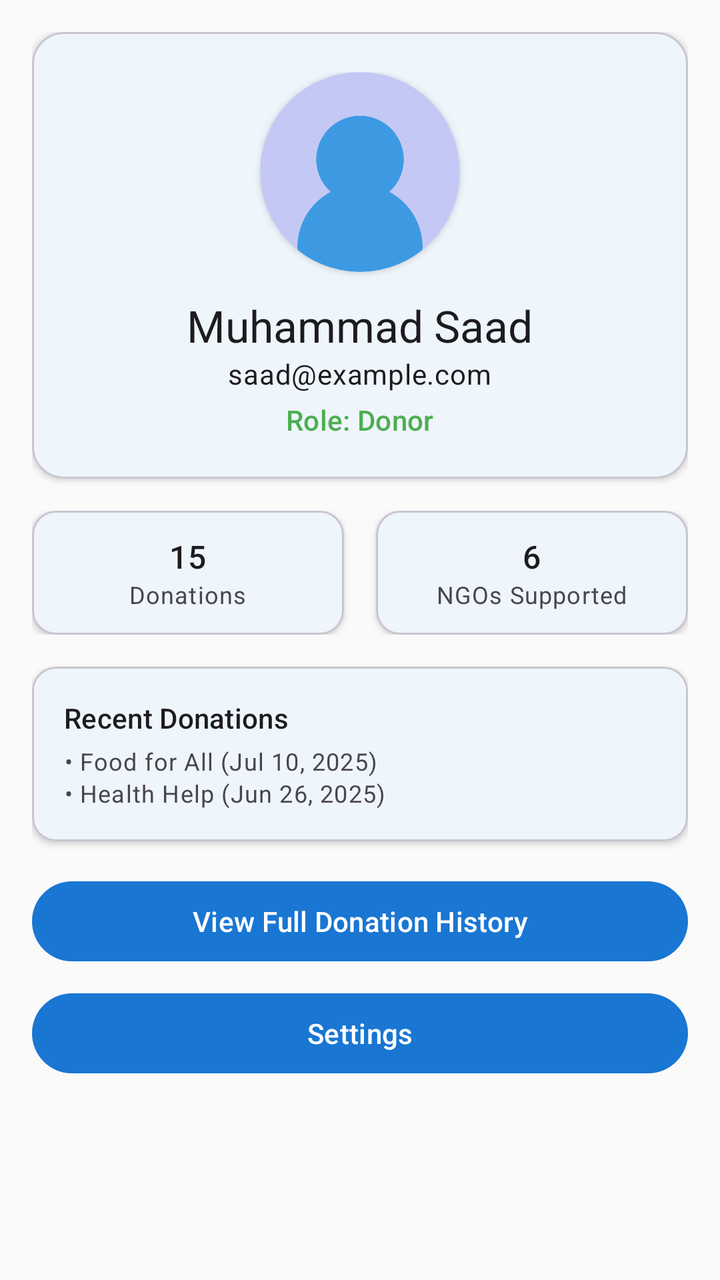
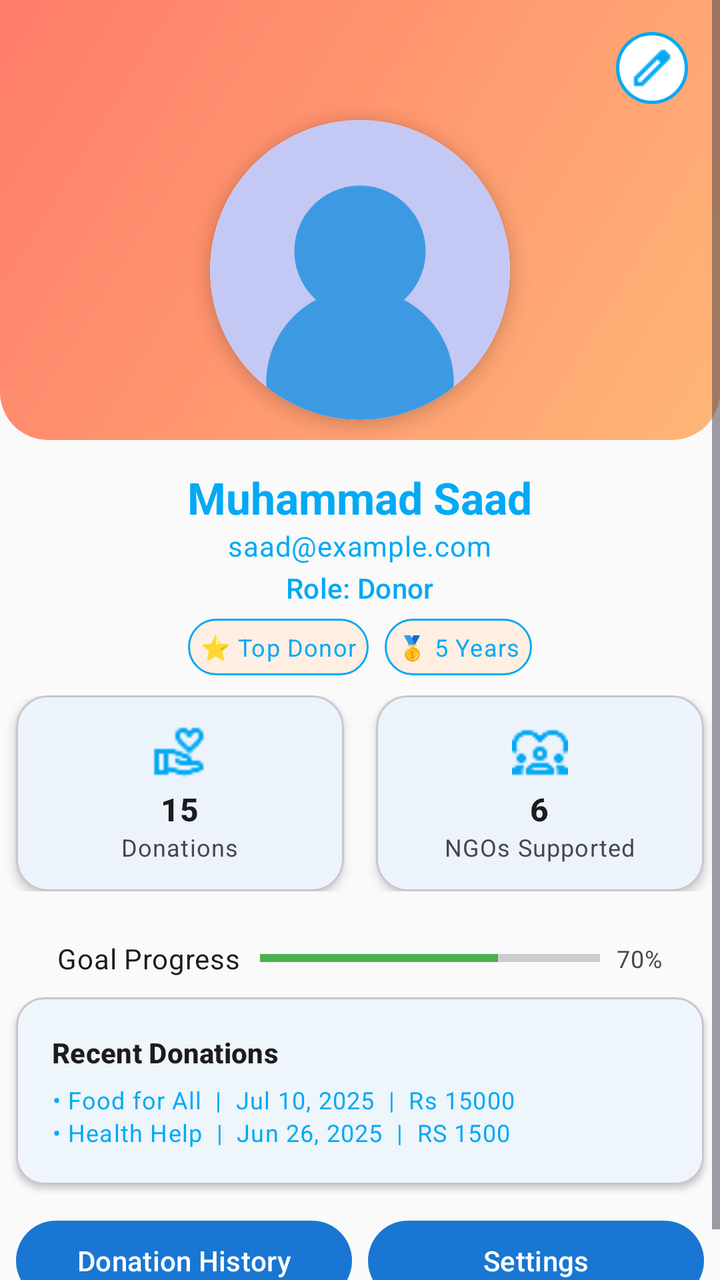

Before-and-after screenshots of an Android layout around one commit, followed by the original layout XML and the change that was made.
<!-- AndroidManifest.xml: application theme Theme.GiveEase -->
<!-- res/layout/fragment_donor_profile.xml -->
<?xml version="1.0" encoding="utf-8"?>
<ScrollView xmlns:android="http://schemas.android.com/apk/res/android"
    xmlns:app="http://schemas.android.com/apk/res-auto"
    android:id="@+id/scrollViewProfile"
    android:layout_width="match_parent"
    android:layout_height="match_parent"
    android:padding="16dp"
    android:background="@color/background">

    <LinearLayout
        android:layout_width="match_parent"
        android:layout_height="wrap_content"
        android:orientation="vertical"
        android:gravity="center_horizontal">

        
        <com.google.android.material.card.MaterialCardView
            android:layout_width="match_parent"
            android:layout_height="wrap_content"
            android:layout_marginBottom="16dp"
            app:cardCornerRadius="16dp"
            app:cardElevation="2dp">

            <LinearLayout
                android:layout_width="match_parent"
                android:layout_height="wrap_content"
                android:orientation="vertical"
                android:gravity="center_horizontal"
                android:padding="20dp">

                <ImageView
                    android:id="@+id/imgProfile"
                    android:layout_width="100dp"
                    android:layout_height="100dp"
                    android:src="@drawable/sample_profile"
                    android:scaleType="centerCrop"
                    android:background="@drawable/circle_background"
                    android:clipToOutline="true"
                    android:elevation="2dp" />

                <TextView
                    android:id="@+id/tvDonorName"
                    android:layout_width="wrap_content"
                    android:layout_height="wrap_content"
                    android:text="Muhammad Saad"
                    android:textAppearance="@style/TextAppearance.Material3.TitleLarge"
                    android:layout_marginTop="12dp" />

                <TextView
                    android:id="@+id/tvDonorEmail"
                    android:layout_width="wrap_content"
                    android:layout_height="wrap_content"
                    android:text="saad@example.com"
                    android:textAppearance="@style/TextAppearance.Material3.BodyMedium" />

                <TextView
                    android:id="@+id/tvRole"
                    android:layout_width="wrap_content"
                    android:layout_height="wrap_content"
                    android:text="Role: Donor"
                    android:textColor="@color/primary"
                    android:layout_marginTop="4dp"
                    android:textAppearance="@style/TextAppearance.Material3.LabelLarge" />
            </LinearLayout>
        </com.google.android.material.card.MaterialCardView>

        
        <LinearLayout
            android:layout_width="match_parent"
            android:layout_height="wrap_content"
            android:orientation="horizontal"
            android:gravity="center"
            android:layout_marginBottom="16dp">

            <com.google.android.material.card.MaterialCardView
                android:layout_width="0dp"
                android:layout_height="wrap_content"
                android:layout_weight="1"
                app:cardCornerRadius="12dp"
                app:cardElevation="2dp"
                android:layout_marginEnd="8dp">

                <LinearLayout
                    android:layout_width="match_parent"
                    android:layout_height="wrap_content"
                    android:orientation="vertical"
                    android:gravity="center"
                    android:padding="12dp">

                    <TextView
                        android:id="@+id/tvTotalDonations"
                        android:layout_width="wrap_content"
                        android:layout_height="wrap_content"
                        android:text="15"
                        android:textAppearance="@style/TextAppearance.Material3.TitleMedium" />

                    <TextView
                        android:layout_width="wrap_content"
                        android:layout_height="wrap_content"
                        android:text="Donations"
                        android:textAppearance="@style/TextAppearance.Material3.BodySmall" />
                </LinearLayout>
            </com.google.android.material.card.MaterialCardView>

            <com.google.android.material.card.MaterialCardView
                android:layout_width="0dp"
                android:layout_height="wrap_content"
                android:layout_weight="1"
                app:cardCornerRadius="12dp"
                app:cardElevation="2dp"
                android:layout_marginStart="8dp">

                <LinearLayout
                    android:layout_width="match_parent"
                    android:layout_height="wrap_content"
                    android:orientation="vertical"
                    android:gravity="center"
                    android:padding="12dp">

                    <TextView
                        android:id="@+id/tvNGOsSupported"
                        android:layout_width="wrap_content"
                        android:layout_height="wrap_content"
                        android:text="6"
                        android:textAppearance="@style/TextAppearance.Material3.TitleMedium" />

                    <TextView
                        android:layout_width="wrap_content"
                        android:layout_height="wrap_content"
                        android:text="NGOs Supported"
                        android:textAppearance="@style/TextAppearance.Material3.BodySmall" />
                </LinearLayout>
            </com.google.android.material.card.MaterialCardView>
        </LinearLayout>

        
        <com.google.android.material.card.MaterialCardView
            android:layout_width="match_parent"
            android:layout_height="wrap_content"
            app:cardCornerRadius="12dp"
            app:cardElevation="2dp"
            android:layout_marginBottom="16dp">

            <LinearLayout
                android:layout_width="match_parent"
                android:layout_height="wrap_content"
                android:orientation="vertical"
                android:padding="16dp">

                <TextView
                    android:layout_width="wrap_content"
                    android:layout_height="wrap_content"
                    android:text="Recent Donations"
                    android:textAppearance="@style/TextAppearance.Material3.TitleSmall" />

                <TextView
                    android:layout_width="wrap_content"
                    android:layout_height="wrap_content"
                    android:text="• Food for All (Jul 10, 2025)\n• Health Help (Jun 26, 2025)"
                    android:textAppearance="@style/TextAppearance.Material3.BodySmall"
                    android:layout_marginTop="4dp" />
            </LinearLayout>
        </com.google.android.material.card.MaterialCardView>

        
        <Button
            android:id="@+id/btnDonationHistory"
            android:layout_width="match_parent"
            android:layout_height="wrap_content"
            android:text="View Full Donation History"
            style="@style/Widget.Material3.Button"
            android:layout_marginBottom="8dp" />

        <Button
            android:id="@+id/btnGoToSettings"
            android:layout_width="match_parent"
            android:layout_height="wrap_content"
            android:text="Settings"
            style="@style/Widget.Material3.Button" />
    </LinearLayout>
</ScrollView>
<!-- resources referenced by this layout -->
<resources>
  <color name="background">#FAFAFA</color>
  <color name="primary">#4CAF50</color>
  <!-- drawable circle_background (drawable) -->
  <?xml version="1.0" encoding="utf-8"?>
  <shape xmlns:android="http://schemas.android.com/apk/res/android"
      android:shape="oval">
  
      <solid android:color="@android:color/white" />
  </shape>
  <!-- drawable sample_profile: png bitmap (drawable, 19645 bytes) -->
  <style name="Theme.GiveEase" parent="Theme.Material3.Light.NoActionBar">
          
          <item name="colorPrimary">@color/primary_blue</item>
          <item name="colorOnPrimary">@color/white</item>
          <item name="colorSecondary">@color/teal_200</item>
          <item name="colorOnSecondary">@color/black</item>
  
          
          <item name="android:windowBackground">@color/background</item>
          <item name="colorSurface">@color/surface</item>
          <item name="colorOnSurface">@color/onSurface</item>
          <item name="colorOnBackground">@color/onBackground</item>
  
          
          <item name="android:statusBarColor" tools:targetApi="l">?attr/colorPrimary</item>
  
      </style>
  <color name="primary_blue">#1976D2</color>
  <color name="white">#FFFFFFFF</color>
  <color name="teal_200">#FF03DAC5</color>
  <color name="black">#FF000000</color>
  <color name="surface">#FFFFFF</color>
  <color name="onSurface">#212121</color>
  <color name="onBackground">#212121</color>
</resources>

<!-- the commit's change to res/layout/fragment_donor_profile.xml (unified diff, before → after) -->
@@ -4,95 +4,143 @@
     android:id="@+id/scrollViewProfile"
     android:layout_width="match_parent"
     android:layout_height="match_parent"
-    android:padding="16dp"
+    android:padding="0dp"
     android:background="@color/background">
 
     <LinearLayout
         android:layout_width="match_parent"
         android:layout_height="wrap_content"
         android:orientation="vertical"
-        android:gravity="center_horizontal">
+        android:gravity="center_horizontal"
+        android:padding="0dp">
 
         
-        <com.google.android.material.card.MaterialCardView
-            android:layout_width="match_parent"
-            android:layout_height="wrap_content"
-            android:layout_marginBottom="16dp"
-            app:cardCornerRadius="16dp"
-            app:cardElevation="2dp">
-
-            <LinearLayout
-                android:layout_width="match_parent"
-                android:layout_height="wrap_content"
-                android:orientation="vertical"
-                android:gravity="center_horizontal"
-                android:padding="20dp">
-
-                <ImageView
-                    android:id="@+id/imgProfile"
-                    android:layout_width="100dp"
-                    android:layout_height="100dp"
-                    android:src="@drawable/sample_profile"
-                    android:scaleType="centerCrop"
-                    android:background="@drawable/circle_background"
-                    android:clipToOutline="true"
-                    android:elevation="2dp" />
-
-                <TextView
-                    android:id="@+id/tvDonorName"
-                    android:layout_width="wrap_content"
-                    android:layout_height="wrap_content"
-                    android:text="Muhammad Saad"
-                    android:textAppearance="@style/TextAppearance.Material3.TitleLarge"
-                    android:layout_marginTop="12dp" />
-
-                <TextView
-                    android:id="@+id/tvDonorEmail"
-                    android:layout_width="wrap_content"
-                    android:layout_height="wrap_content"
-                    android:text="saad@example.com"
-                    android:textAppearance="@style/TextAppearance.Material3.BodyMedium" />
-
-                <TextView
-                    android:id="@+id/tvRole"
-                    android:layout_width="wrap_content"
-                    android:layout_height="wrap_content"
-                    android:text="Role: Donor"
-                    android:textColor="@color/primary"
-                    android:layout_marginTop="4dp"
-                    android:textAppearance="@style/TextAppearance.Material3.LabelLarge" />
-            </LinearLayout>
-        </com.google.android.material.card.MaterialCardView>
+        <RelativeLayout
+            android:layout_width="match_parent"
+            android:layout_height="220dp"
+            android:layout_marginBottom="10dp"
+            android:background="@drawable/bg_profile_banner">
+
+            <ImageView
+                android:id="@+id/imgProfile"
+                android:layout_width="150dp"
+                android:layout_height="150dp"
+                android:layout_centerHorizontal="true"
+                android:layout_alignParentBottom="true"
+                android:layout_marginBottom="10dp"
+                android:background="@drawable/circle_background"
+                android:src="@drawable/sample_profile"
+                android:scaleType="centerCrop"
+                android:clipToOutline="true"
+                android:elevation="5dp" />
+
+            
+            <ImageButton
+                android:id="@+id/btnEditProfile"
+                android:layout_width="36dp"
+                android:layout_height="36dp"
+                android:layout_alignParentEnd="true"
+                android:layout_margin="16dp"
+                android:background="@drawable/rounded_button_bg"
+                android:src="@drawable/ic_edit"
+                app:tint="@color/secondary"
+                android:contentDescription="Edit Profile" />
+        </RelativeLayout>
+
+        <TextView
+            android:id="@+id/tvDonorName"
+            android:layout_width="wrap_content"
+            android:layout_height="wrap_content"
+            android:text="Muhammad Saad"
+            android:textAppearance="@style/TextAppearance.Material3.TitleLarge"
+            android:layout_marginTop="4dp"
+            android:textStyle="bold"
+            android:textColor="@color/secondary" />
+
+        <TextView
+            android:id="@+id/tvDonorEmail"
+            android:layout_width="wrap_content"
+            android:layout_height="wrap_content"
+            android:text="saad@example.com"
+            android:textAppearance="@style/TextAppearance.Material3.BodyMedium"
+            android:textColor="@color/secondary" />
+
+        <TextView
+            android:id="@+id/tvRole"
+            android:layout_width="wrap_content"
+            android:layout_height="wrap_content"
+            android:text="Role: Donor"
+            android:textColor="@color/secondary"
+            android:layout_marginTop="2dp"
+            android:textAppearance="@style/TextAppearance.Material3.LabelLarge" />
 
         
         <LinearLayout
-            android:layout_width="match_parent"
+            android:id="@+id/llBadges"
+            android:layout_width="wrap_content"
             android:layout_height="wrap_content"
             android:orientation="horizontal"
             android:gravity="center"
-            android:layout_marginBottom="16dp">
+            android:layout_marginTop="6dp"
+            android:layout_marginBottom="10dp">
+
+            <TextView
+                android:layout_width="wrap_content"
+                android:layout_height="wrap_content"
+                android:text="⭐ Top Donor"
+                android:padding="6dp"
+                android:textAppearance="@style/TextAppearance.Material3.BodySmall"
+                android:background="@drawable/bg_badge"
+                android:textColor="@color/secondary"
+                android:layout_marginEnd="8dp"/>
+            <TextView
+                android:layout_width="wrap_content"
+                android:layout_height="wrap_content"
+                android:text="🥇 5 Years"
+                android:padding="6dp"
+                android:textAppearance="@style/TextAppearance.Material3.BodySmall"
+                android:background="@drawable/bg_badge"
+                android:textColor="@color/secondary"/>
+        </LinearLayout>
+
+        
+        <LinearLayout
+            android:layout_width="match_parent"
+            android:layout_height="wrap_content"
+            android:orientation="horizontal"
+            android:gravity="center"
+            android:layout_marginBottom="14dp">
 
             <com.google.android.material.card.MaterialCardView
                 android:layout_width="0dp"
                 android:layout_height="wrap_content"
                 android:layout_weight="1"
-                app:cardCornerRadius="12dp"
-                app:cardElevation="2dp"
-                android:layout_marginEnd="8dp">
+                app:cardCornerRadius="16dp"
+                app:cardElevation="3dp"
+                android:layout_marginEnd="8dp"
+                android:layout_marginStart="8dp">
 
                 <LinearLayout
                     android:layout_width="match_parent"
                     android:layout_height="wrap_content"
                     android:orientation="vertical"
                     android:gravity="center"
-                    android:padding="12dp">
+                    android:padding="14dp">
+
+                    <ImageView
+                        android:layout_width="28dp"
+                        android:layout_height="28dp"
+                        android:src="@drawable/ic_donation"
+                        app:tint="@color/secondary" />
 
                     <TextView
                         android:id="@+id/tvTotalDonations"
                         android:layout_width="wrap_content"
                         android:layout_height="wrap_content"
                         android:text="15"
-                        android:textAppearance="@style/TextAppearance.Material3.TitleMedium" />
+                        android:textAppearance="@style/TextAppearance.Material3.TitleMedium"
+                        android:textStyle="bold"
+                        android:layout_marginTop="4dp"/>
 
                     <TextView
                         android:layout_width="wrap_content"
@@ -106,23 +154,32 @@
                 android:layout_width="0dp"
                 android:layout_height="wrap_content"
                 android:layout_weight="1"
-                app:cardCornerRadius="12dp"
-                app:cardElevation="2dp"
-                android:layout_marginStart="8dp">
+                app:cardCornerRadius="16dp"
+                app:cardElevation="3dp"
+                android:layout_marginStart="8dp"
+                android:layout_marginEnd="8dp">
 
                 <LinearLayout
                     android:layout_width="match_parent"
                     android:layout_height="wrap_content"
                     android:orientation="vertical"
                     android:gravity="center"
-                    android:padding="12dp">
+                    android:padding="14dp">
+
+                    <ImageView
+                        android:layout_width="28dp"
+                        android:layout_height="28dp"
+                        android:src="@drawable/ic_ngo"
+                        app:tint="@color/secondary" />
 
                     <TextView
                         android:id="@+id/tvNGOsSupported"
                         android:layout_width="wrap_content"
                         android:layout_height="wrap_content"
                         android:text="6"
-                        android:textAppearance="@style/TextAppearance.Material3.TitleMedium" />
+                        android:textAppearance="@style/TextAppearance.Material3.TitleMedium"
+                        android:textStyle="bold"
+                        android:layout_marginTop="4dp"/>
 
                     <TextView
                         android:layout_width="wrap_content"
@@ -134,48 +191,112 @@
         </LinearLayout>
 
         
+        <LinearLayout
+            android:layout_width="match_parent"
+            android:layout_height="wrap_content"
+            android:orientation="horizontal"
+            android:gravity="center"
+            android:padding="10dp">
+
+            <TextView
+                android:layout_width="wrap_content"
+                android:layout_height="wrap_content"
+                android:text="Goal Progress"
+                android:textAppearance="@style/TextAppearance.Material3.BodyMedium"
+                android:layout_marginEnd="10dp"/>
+
+            <ProgressBar
+                android:id="@+id/progressDonationGoal"
+                style="?android:attr/progressBarStyleHorizontal"
+                android:layout_width="170dp"
+                android:layout_height="18dp"
+                android:progress="70"
+                android:max="100"
+                android:progressTint="@color/primary"
+                android:backgroundTint="@color/secondary"/>
+            <TextView
+                android:id="@+id/tvProgressPercent"
+                android:layout_width="wrap_content"
+                android:layout_height="wrap_content"
+                android:text="70%"
+                android:textAppearance="@style/TextAppearance.Material3.BodySmall"
+                android:layout_marginStart="8dp"/>
+        </LinearLayout>
+
         <com.google.android.material.card.MaterialCardView
             android:layout_width="match_parent"
             android:layout_height="wrap_content"
-            app:cardCornerRadius="12dp"
+            app:cardCornerRadius="14dp"
             app:cardElevation="2dp"
-            android:layout_marginBottom="16dp">
+            android:layout_marginBottom="14dp"
+            android:layout_marginStart="8dp"
+            android:layout_marginEnd="8dp">
 
             <LinearLayout
                 android:layout_width="match_parent"
                 android:layout_height="wrap_content"
                 android:orientation="vertical"
-                android:padding="16dp">
+                android:padding="18dp">
 
                 <TextView
                     android:layout_width="wrap_content"
                     android:layout_height="wrap_content"
                     android:text="Recent Donations"
-                    android:textAppearance="@style/TextAppearance.Material3.TitleSmall" />
-
-                <TextView
-                    android:layout_width="wrap_content"
+                    android:textAppearance="@style/TextAppearance.Material3.TitleSmall"
+                    android:textStyle="bold"/>
+
+                <LinearLayout
+                    android:layout_width="match_parent"
                     android:layout_height="wrap_content"
-                    android:text="• Food for All (Jul 10, 2025)\n• Health Help (Jun 26, 2025)"
-                    android:textAppearance="@style/TextAppearance.Material3.BodySmall"
-                    android:layout_marginTop="4dp" />
+                    android:orientation="vertical"
+                    android:layout_marginTop="6dp">
+
+                    <TextView
+                        android:layout_width="wrap_content"
+                        android:layout_height="wrap_content"
+                        android:text="• Food for All  |  Jul 10, 2025  |  Rs 15000"
+                        android:textAppearance="@style/TextAppearance.Material3.BodySmall"
+                        android:textColor="@color/secondary"/>
+                    <TextView
+                        android:layout_width="wrap_content"
+                        android:layout_height="wrap_content"
+                        android:text="• Health Help  |  Jun 26, 2025  |  RS 1500"
+                        android:textAppearance="@style/TextAppearance.Material3.BodySmall"
+                        android:textColor="@color/secondary"/>
+                </LinearLayout>
             </LinearLayout>
         </com.google.android.material.card.MaterialCardView>
 
-        
-        <Button
-            android:id="@+id/btnDonationHistory"
-            android:layout_width="match_parent"
-            android:layout_height="wrap_content"
-            android:text="View Full Donation History"
-            style="@style/Widget.Material3.Button"
-            android:layout_marginBottom="8dp" />
-
-        <Button
-            android:id="@+id/btnGoToSettings"
-            android:layout_width="match_parent"
-            android:layout_height="wrap_content"
-            android:text="Settings"
-            style="@style/Widget.Material3.Button" />
+        <LinearLayout
+            android:layout_width="match_parent"
+            android:layout_height="wrap_content"
+            android:orientation="horizontal"
+            android:gravity="center"
+            android:weightSum="2"
+            android:layout_marginBottom="12dp">
+
+            <Button
+                android:id="@+id/btnDonationHistory"
+                android:layout_width="0dp"
+                android:layout_height="wrap_content"
+                android:layout_weight="1"
+                android:text="Donation History"
+                style="@style/Widget.Material3.Button"
+                android:layout_marginEnd="8dp"
+                android:layout_marginStart="8dp"
+                android:drawableStart="@drawable/ic_history"
+                android:drawablePadding="8dp"/>
+
+            <Button
+                android:id="@+id/btnGoToSettings"
+                android:layout_width="0dp"
+                android:layout_height="wrap_content"
+                android:layout_weight="1"
+                android:text="Settings"
+                style="@style/Widget.Material3.Button"
+                android:drawableStart="@drawable/ic_settings"
+                android:layout_marginEnd="8dp"
+                android:drawablePadding="8dp"/>
+        </LinearLayout>
     </LinearLayout>
 </ScrollView>
<!-- resource entries referenced after the edit -->
@@ -2,12 +2,57 @@
 <resources>
   <color name="background">#FAFAFA</color>
   <color name="primary">#4CAF50</color>
+  <color name="secondary">#03A9F4</color>
+  <!-- drawable bg_badge (drawable) -->
+  <?xml version="1.0" encoding="utf-8"?>
+  <shape xmlns:android="http://schemas.android.com/apk/res/android"
+      android:shape="rectangle">
+      <solid android:color="#FFEFE3"/>
+      <corners android:radius="14dp" />
+      <stroke
+          android:width="1dp"
+          android:color="@color/secondary"/>
+      <padding
+          android:left="8dp"
+          android:top="2dp"
+          android:right="8dp"
+          android:bottom="2dp"/>
+  </shape>
+  <!-- drawable bg_profile_banner (drawable) -->
+  <?xml version="1.0" encoding="utf-8"?>
+  <shape xmlns:android="http://schemas.android.com/apk/res/android"
+      android:shape="rectangle">
+      <gradient
+          android:angle="135"
+          android:startColor="#FFB677"
+          android:endColor="#FF7C6A"
+          android:type="linear" />
+      <corners android:topLeftRadius="0dp"
+          android:topRightRadius="0dp"
+          android:bottomLeftRadius="24dp"
+          android:bottomRightRadius="24dp"/>
+  </shape>
   <!-- drawable circle_background (drawable) -->
   <?xml version="1.0" encoding="utf-8"?>
   <shape xmlns:android="http://schemas.android.com/apk/res/android"
       android:shape="oval">
   
       <solid android:color="@android:color/white" />
+  </shape>
+  <!-- drawable ic_donation: png bitmap (drawable, 513 bytes) -->
+  <!-- drawable ic_edit: png bitmap (drawable, 262 bytes) -->
+  <!-- drawable ic_history: png bitmap (drawable, 413 bytes) -->
+  <!-- drawable ic_ngo: png bitmap (drawable, 510 bytes) -->
+  <!-- drawable ic_settings: png bitmap (drawable, 585 bytes) -->
+  <!-- drawable rounded_button_bg (drawable) -->
+  <?xml version="1.0" encoding="utf-8"?>
+  <shape xmlns:android="http://schemas.android.com/apk/res/android"
+      android:shape="rectangle">
+      <solid android:color="@color/white"/>
+      <corners android:radius="18dp"/>
+      <stroke
+          android:width="1.5dp"
+          android:color="@color/secondary"/>
   </shape>
   <!-- drawable sample_profile: png bitmap (drawable, 19645 bytes) -->
   <style name="Theme.GiveEase" parent="Theme.Material3.Light.NoActionBar">
